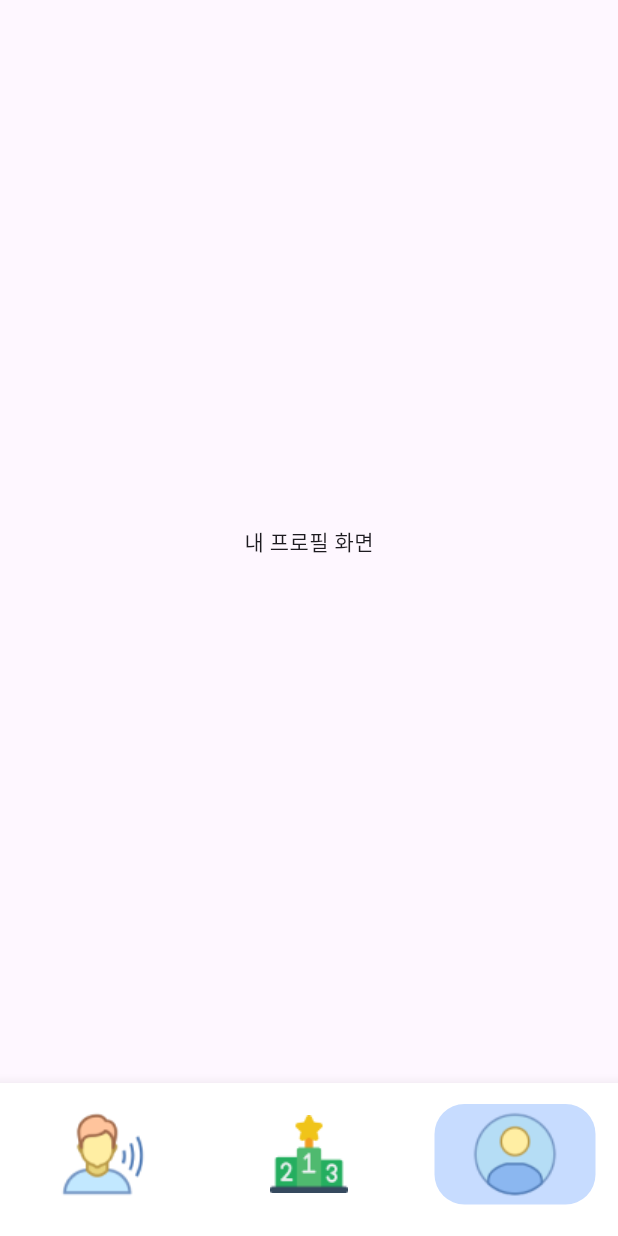
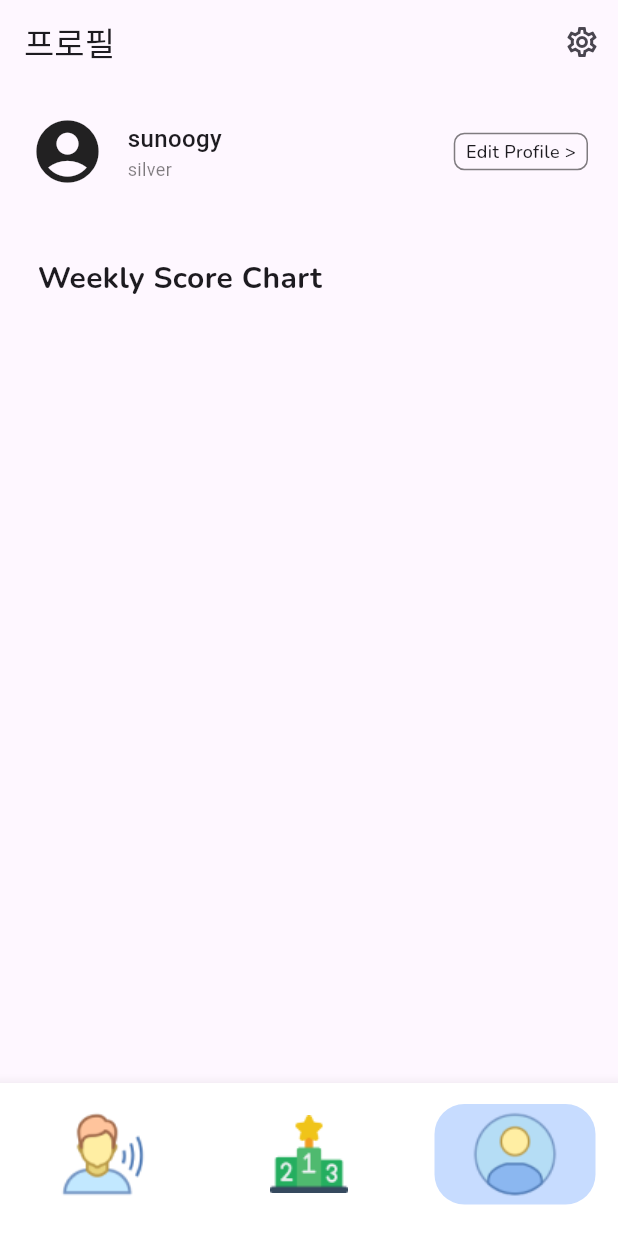
Before and after one commit to Fluent24/Fluent-Frontend, a Flutter app: the screen it shows after launch, item 3 of the bottom bar chosen, on a phone screen of 412 x 824 dp. Run offline on Flutter 3.47's test engine with Material 3 defaults, Android fonts, the phone set to English and light mode, and no system bars; our stand-ins replace fl_chart; missing offline and left inert: flutter_config, kakao_flutter_sdk.

Commit message:
Feat: 프로필 레이아웃 작업
appBar, 프로필 헤더 부분 구현
차트 시각화는 fl_chart 라이브러리 이용
아직 목업 데이터 생성하지 않음

Related to #5

```diff
--- a/lib/screens/my_profile_screen.dart
+++ b/lib/screens/my_profile_screen.dart
@@ -1,4 +1,7 @@
+import 'package:fl_chart/fl_chart.dart';
+import 'package:flutter/cupertino.dart';
 import 'package:flutter/material.dart';
+import 'package:flutter/widgets.dart';
 
 // 내 프로필 화면
 class MyProfileScreen extends StatefulWidget {
@@ -11,8 +14,114 @@ class MyProfileScreen extends StatefulWidget {
 class _MyProfileScreenState extends State<MyProfileScreen> {
   @override
   Widget build(BuildContext context) {
-    return Scaffold(
-      body: Center(child: Text('내 프로필 화면'),),
+    return SafeArea(
+      child: Scaffold(
+        appBar: AppBar(
+          title: const Text('프로필'),
+          elevation: 0,
+          automaticallyImplyLeading: false,
+          actions: [
+            IconButton(
+              onPressed: () {
+                // 설정 화면으로 이동
+              },
+              icon: const Icon(Icons.settings_outlined),
+            ),
+          ],
+        ),
+        body: Column(
+          crossAxisAlignment: CrossAxisAlignment.start,
+          children: [
+            // 내 프로필 및 프로필 수정 버튼
+            Container(
+              padding: const EdgeInsets.all(20),
+              child: Row(
+                mainAxisAlignment: MainAxisAlignment.spaceBetween,
+                children: [
+                  // 프로필 사진
+                  const Icon(
+                    Icons.account_circle,
+                    size: 50,
+                  ),
+
+                  const SizedBox(width: 15),
+                  // 닉네임, 랭크
+                  Expanded(
+                    child: Column(
+                      crossAxisAlignment: CrossAxisAlignment.start,
+                      children: [
+                        const Text(
+                          'sunoogy',
+                          style: TextStyle(
+                            fontSize: 16,
+                            fontWeight: FontWeight.w500,
+                          ),
+                        ),
+                        Text(
+                          'silver',
+                          style: TextStyle(
+                              fontSize: 12,
+                              fontWeight: FontWeight.w400,
+                              color: Colors.black.withOpacity(0.5)),
+                        ),
+                      ],
+                    ),
+                  ),
+
+                  // 프로필 수정 버튼
+                  GestureDetector(
+                    onTap: () {
+                      // 프로필 수정 화면으로 이동
+                    },
+                    child: Container(
+                      padding: const EdgeInsets.symmetric(
+                          horizontal: 7, vertical: 3),
+                      decoration: ShapeDecoration(
+                        shape: RoundedRectangleBorder(
+                          borderRadius: BorderRadius.circular(7),
+                          side: BorderSide(
+                              width: 1, color: Colors.black.withOpacity(0.5)),
+                        ),
+                      ),
+                      child: const Text(
+                        'Edit Profile >',
+                        style: TextStyle(
+                          fontSize: 12,
+                          fontFamily: 'Nunito',
+                          fontWeight: FontWeight.w500,
+                        ),
+                      ),
+                    ),
+                  ),
+                ],
+              ),
+            ),
+
+            // 주간 점수 차트
+            Padding(
+              padding: const EdgeInsets.all(25),
+              child: Column(
+                children: [
+                  const Text(
+                    'Weekly Score Chart',
+                    style: TextStyle(
+                      fontSize: 20,
+                      fontFamily: 'Nunito',
+                      fontWeight: FontWeight.bold,
+                    ),
+                  ),
+
+                  // 차트
+                ],
+              ),
+            )
+          ],
+        ),
+      ),
     );
   }
+
+  // Widget _buildLineChart() {
+  //
+  // }
 }
--- a/pubspec.yaml
+++ b/pubspec.yaml
@@ -20,6 +20,7 @@ dependencies:
   intl: ^0.19.0
   kakao_flutter_sdk: ^1.9.1+2
   change_app_package_name: ^1.1.0
+  fl_chart: ^0.68.0
 
 dev_dependencies:
   flutter_test:
```
Also changed, not shown: pubspec.lock.
